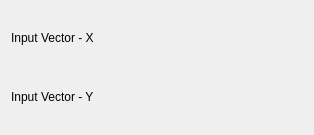
Kst-plot/kst, file src/plugins/fits/gaussian_unweighted/fitgaussian_unweightedconfig.ui: the form before one commit.
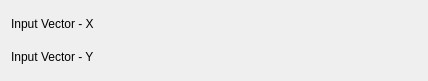
The form after the commit. Custom widgets are drawn as their Qt base class.

Patch:
```diff
--- a/src/plugins/fits/gaussian_unweighted/fitgaussian_unweightedconfig.ui
+++ b/src/plugins/fits/gaussian_unweighted/fitgaussian_unweightedconfig.ui
@@ -5,10 +5,16 @@
    <rect>
     <x>0</x>
     <y>0</y>
-    <width>314</width>
-    <height>135</height>
+    <width>428</width>
+    <height>81</height>
    </rect>
   </property>
+  <property name="minimumSize" >
+   <size>
+    <width>400</width>
+    <height>0</height>
+   </size>
+  </property>
   <layout class="QVBoxLayout" name="verticalLayout" >
    <item>
     <layout class="QHBoxLayout" name="horizontalLayout_2" >
```
